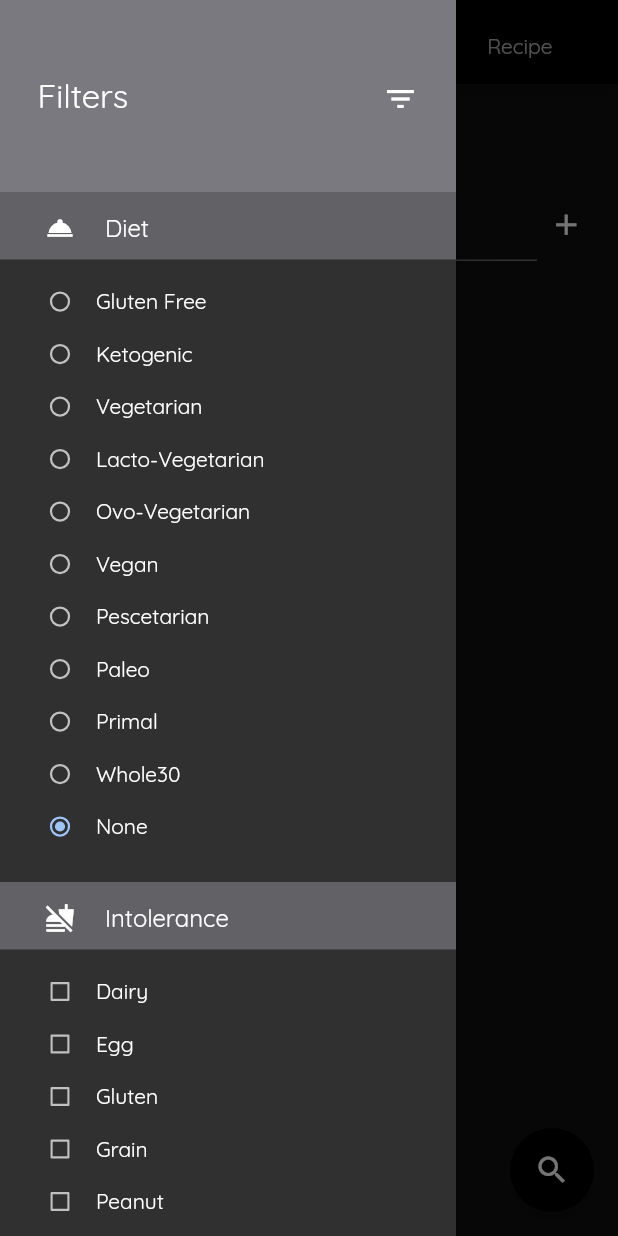
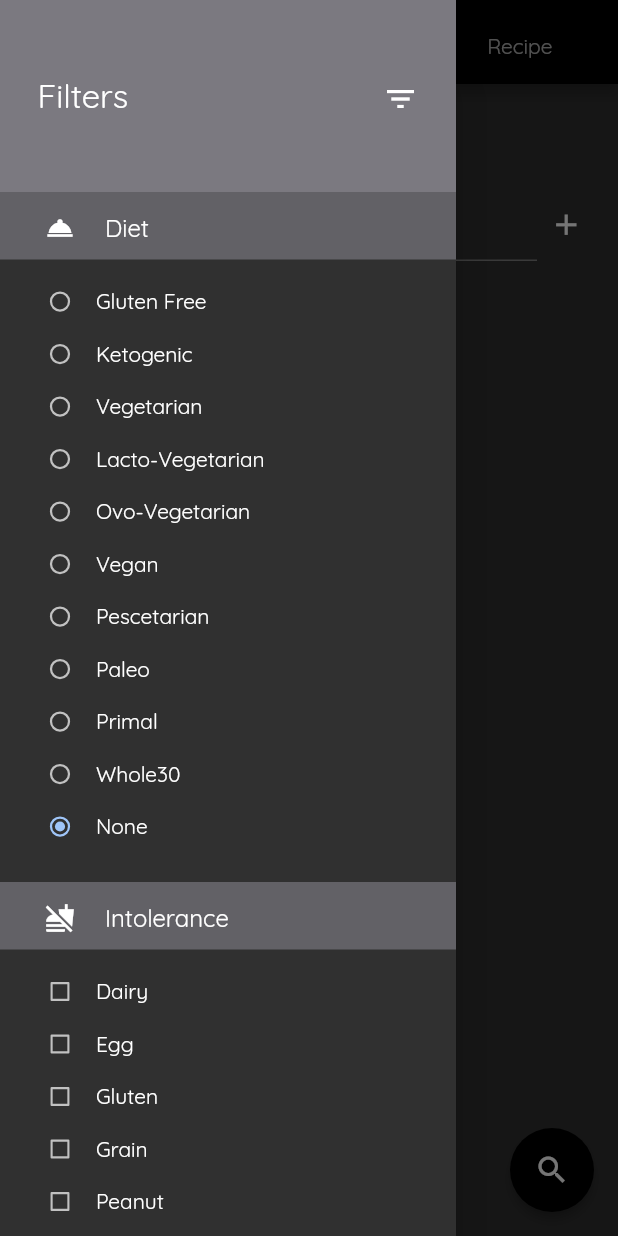
Before and after one commit to imranZMiko/Eten, a Flutter app: the SearchScreen screen opened by its route, with the side drawer open, on a phone screen of 412 x 824 dp. Run offline on Flutter 3.47's test engine with Material 2 defaults, Android fonts, the light colour scheme and no system bars; our stand-ins replace cloud_firestore, firebase_auth, firebase_core, firebase_storage, image_picker, shared_preferences; missing offline and left inert: day_night_switcher; accounts and stored records are empty; network calls fail.

Commit message:
Fixed the shape of the ribbon. Changed background color in search screen. Changed tile color in filter drawer. Removed padding from account options.

```diff
--- a/lib/screens/homepage_screen.dart
+++ b/lib/screens/homepage_screen.dart
@@ -12,8 +12,6 @@ import 'package:provider/provider.dart';
 class HomePageScreen extends StatelessWidget {
   HomePageScreen({Key? key}) : super(key: key);
   static const String routeName = '/home';
-  final int index = Random().nextInt(9);
-
   @override
   Widget build(BuildContext context) {
     return Scaffold(
@@ -30,7 +28,7 @@ class HomePageScreen extends StatelessWidget {
                 margin: EdgeInsets.zero,
                 child: Stack(
                   children: [
-                    HomeImage(index: index),
+                    HomeImage(index: Random().nextInt(9)),
                     Positioned(
                       top: 20,
                       left: 10,
--- a/lib/screens/search_screen.dart
+++ b/lib/screens/search_screen.dart
@@ -33,7 +33,6 @@ class _SearchScreenState extends State<SearchScreen> {
       child: Scaffold(
         drawerEnableOpenDragGesture: false,
         key: _scaffoldKey,
-        backgroundColor: Theme.of(context).backgroundColor,
         appBar: AppBar(
           automaticallyImplyLeading: false,
           title: Text('Search by  '),
--- a/lib/widgets/account_options.dart
+++ b/lib/widgets/account_options.dart
@@ -17,8 +17,7 @@ class AccountOptions extends StatelessWidget {
     return Card(
       margin: EdgeInsets.only(
         top: 25,
-        left: 8,
-        right: 8,
+
       ),
       elevation: 2,
       child: ListTile(
--- a/lib/widgets/ribbon_home.dart
+++ b/lib/widgets/ribbon_home.dart
@@ -23,7 +23,7 @@ class RibbonState extends State<Ribbon> {
               color: Color(0xffFFE5B4),
               child: Center(
                 child: Container(
-                  width: 170,
+                  width: 160,
                   child: Text(
                     widget.title,
                     maxLines: 1,
@@ -48,7 +48,7 @@ class ArcClipper extends CustomClipper<Path> {
   Path getClip(Size size) {
     var path = Path();
 
-    var secondControlPoint = Offset(2.0, 7.5);
+    var secondControlPoint = Offset(0.0, 7.5);
     var secondPoint = Offset(0.0, 15.0);
     path.quadraticBezierTo(secondControlPoint.dx, secondControlPoint.dy,
         secondPoint.dx, secondPoint.dy);
--- a/lib/widgets/search_drawer.dart
+++ b/lib/widgets/search_drawer.dart
@@ -94,7 +94,7 @@ class SearchDrawer extends StatelessWidget {
               tileColor:
                   Provider.of<ThemeInfo>(context, listen: false).chosenTheme ==
                           ThemeMode.light
-                      ? Color(0xFFd8d9f6)
+                      ? Color(0xFFd9e9ff)
                       : Color(0xFF626166),
               leading: Icon(
                 Icons.room_service,
@@ -117,7 +117,7 @@ class SearchDrawer extends StatelessWidget {
               tileColor:
                   Provider.of<ThemeInfo>(context, listen: false).chosenTheme ==
                           ThemeMode.light
-                      ? Color(0xFFd8d9f6)
+                      ? Color(0xFFd9e9ff)
                       : Color(0xFF626166),
               leading: Icon(
                 Icons.no_food,
@@ -140,7 +140,7 @@ class SearchDrawer extends StatelessWidget {
               tileColor:
                   Provider.of<ThemeInfo>(context, listen: false).chosenTheme ==
                           ThemeMode.light
-                      ? Color(0xFFd8d9f6)
+                      ? Color(0xFFd9e9ff)
                       : Color(0xFF626166),
               leading: Icon(
                 Icons.tapas,
```
